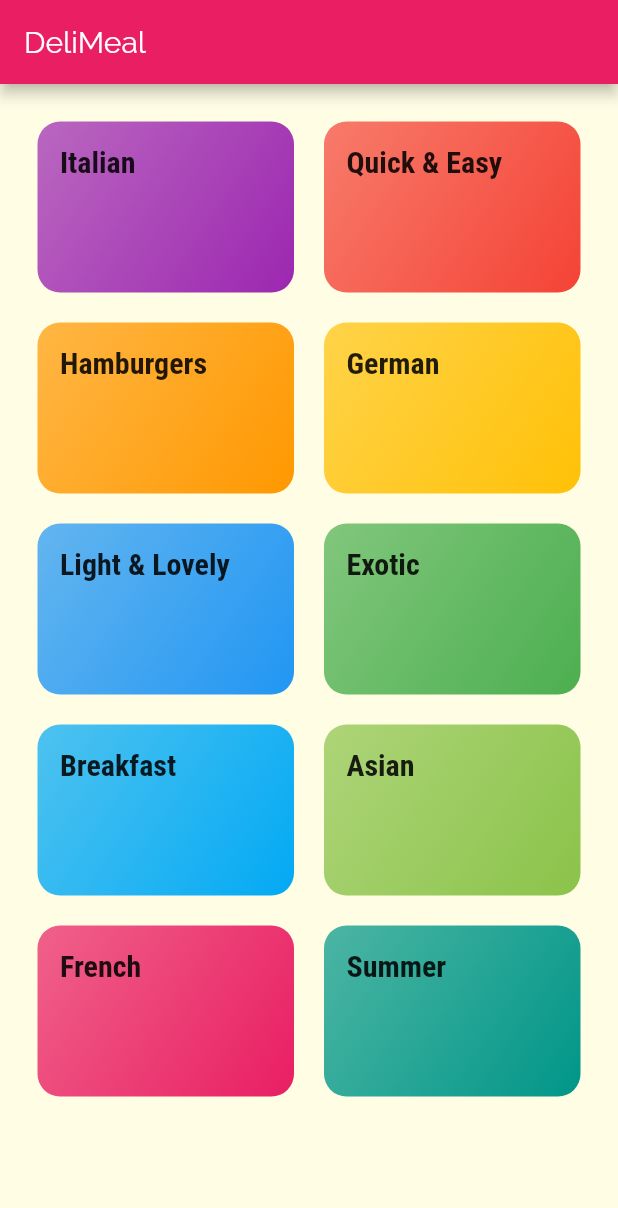
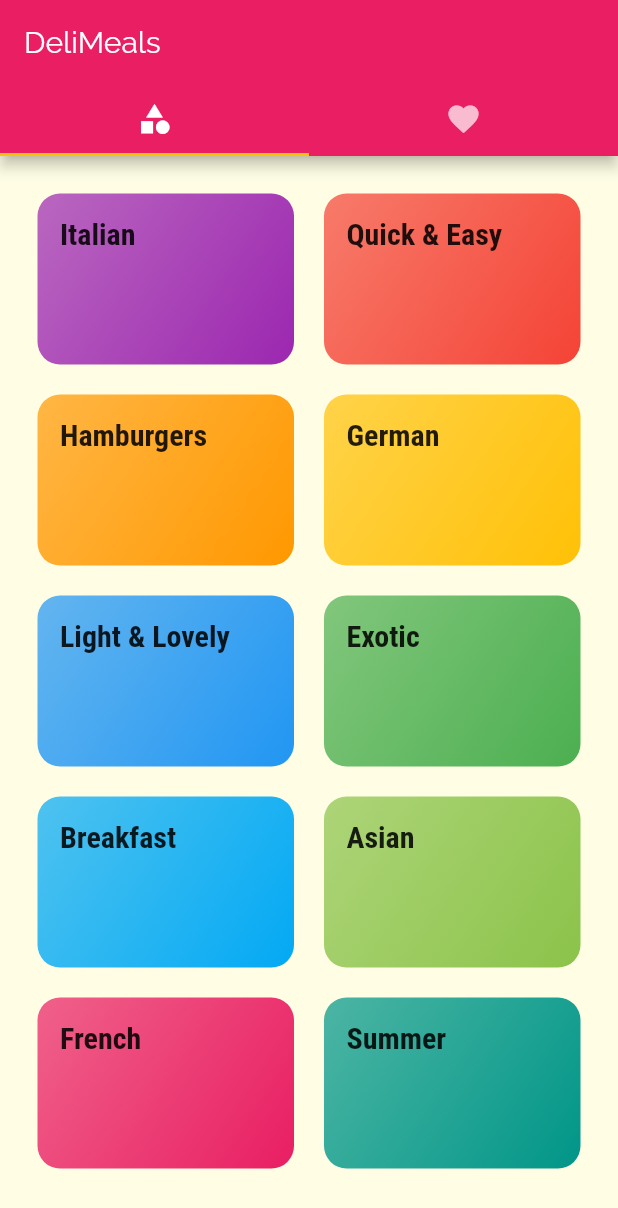
Before and after one commit to Sarfarazsajjad/meals_app, a Flutter app: the screen it shows after launch, on a phone screen of 412 x 824 dp. Shown: the top 1208 px of the screen. Run offline on Flutter 3.47's test engine with Material 2 defaults, Android fonts, the phone set to English and light mode, and no system bars.

Commit message:
top tab bar

```diff
--- a/lib/main.dart
+++ b/lib/main.dart
@@ -1,7 +1,7 @@
 import 'package:flutter/material.dart';
-import 'package:meals_app/screens/categories_screen.dart';
 import 'package:meals_app/screens/category_meals_screen.dart';
 import 'package:meals_app/screens/meal_detail_screen.dart';
+import 'package:meals_app/screens/tabs_screen.dart';
 
 void main() {
   runApp(MyApp());
@@ -33,7 +33,7 @@ class MyApp extends StatelessWidget {
       // home: CategoriesScreen(),
       initialRoute: '/', // default is '/'
       routes: {
-        '/': (ctx) => CategoriesScreen(),
+        '/': (ctx) => TabsScreen(),
         CategoryMealsScrean.routeName: (ctx) => CategoryMealsScrean(),
         MealDetailScreen.routeName: (ctx) => MealDetailScreen(),
       },
--- a/lib/screens/categories_screen.dart
+++ b/lib/screens/categories_screen.dart
@@ -5,11 +5,7 @@ import 'package:meals_app/dummy_data.dart';
 class CategoriesScreen extends StatelessWidget {
   @override
   Widget build(BuildContext context) {
-    return Scaffold(
-      appBar: AppBar(
-        title: const Text('DeliMeal'),
-      ),
-      body: GridView(
+    return GridView(
       padding: const EdgeInsets.all(25),
       children: DUMMY_CATEGORIES
           .map((e) => CategoryItem(
@@ -24,7 +20,6 @@ class CategoriesScreen extends StatelessWidget {
         mainAxisSpacing: 20,
         crossAxisSpacing: 20,
       ),
-      ),
     );
   }
 }
--- /dev/null
+++ b/lib/screens/favorites_screen.dart
@@ -0,0 +1,12 @@
+import 'package:flutter/material.dart';
+
+class FavoritesScreen extends StatelessWidget {
+  @override
+  Widget build(BuildContext context) {
+    return Container(
+      child: Center(
+        child: Text('Favorites'),
+      ),
+    );
+  }
+}
--- /dev/null
+++ b/lib/screens/tabs_screen.dart
@@ -0,0 +1,39 @@
+import 'package:flutter/material.dart';
+import 'package:meals_app/screens/categories_screen.dart';
+import 'package:meals_app/screens/favorites_screen.dart';
+
+class TabsScreen extends StatefulWidget {
+  @override
+  _TabsScreenState createState() => _TabsScreenState();
+}
+
+class _TabsScreenState extends State<TabsScreen> {
+  @override
+  Widget build(BuildContext context) {
+    return DefaultTabController(
+      initialIndex: 0,
+      length: 2,
+      child: Scaffold(
+        appBar: AppBar(
+          title: const Text('DeliMeals'),
+          bottom: const TabBar(
+            tabs: <Widget>[
+              Tab(
+                icon: Icon(Icons.category),
+              ),
+              Tab(
+                icon: Icon(Icons.favorite),
+              ),
+            ],
+          ),
+        ),
+        body: TabBarView(
+          children: <Widget>[
+            CategoriesScreen(),
+            FavoritesScreen(),
+          ],
+        ),
+      ),
+    );
+  }
+}
```
Lines whose indentation alone changed are shown as unchanged.
